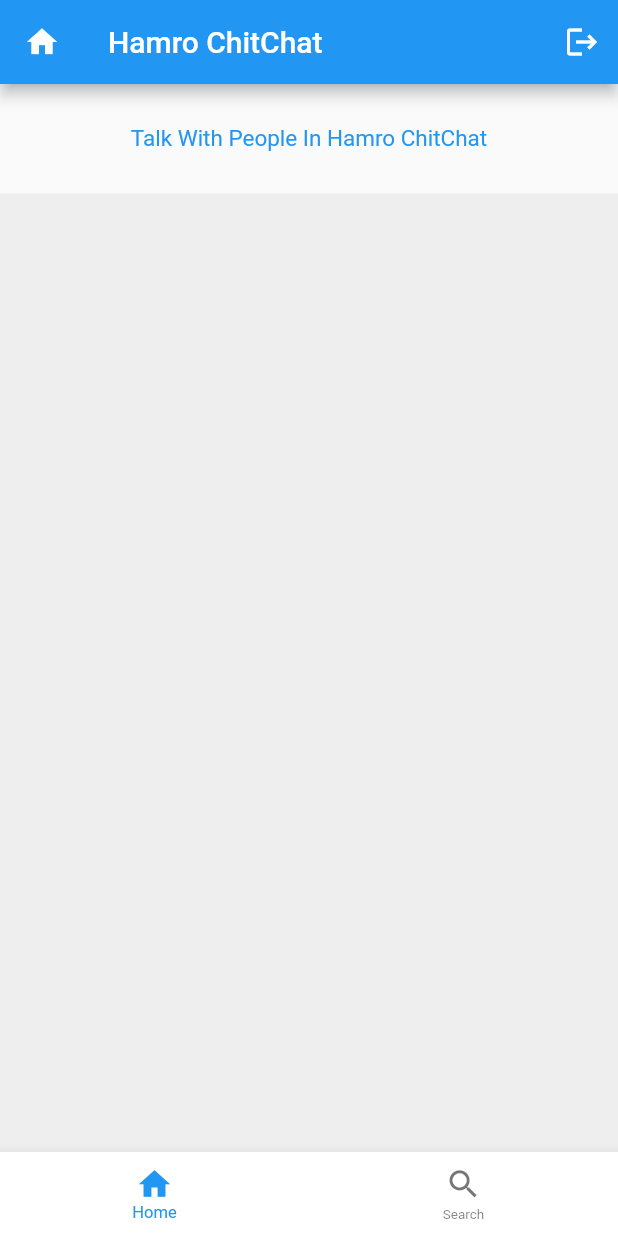
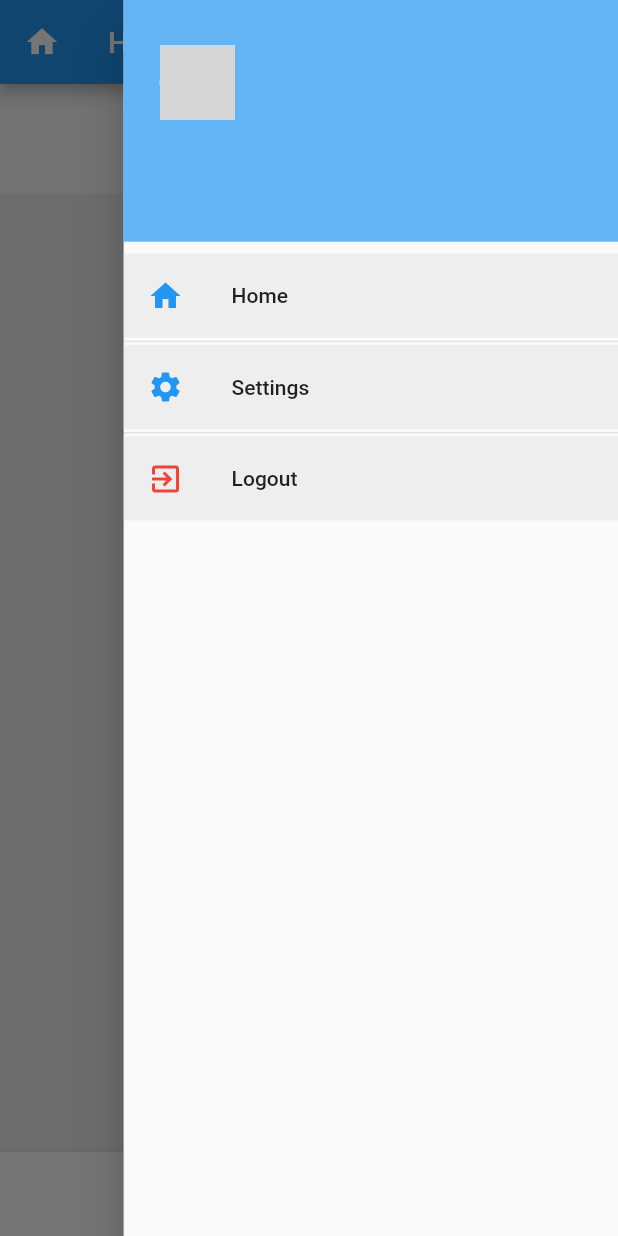
Before and after one commit to Shirshak-Ach/Hamro-Chitchat, a Flutter app: the BottomNavigation screen opened directly, with the side drawer open (before the commit the screen has no drawer), on a phone screen of 412 x 824 dp. Run offline on Flutter 3.47's test engine with Material 2 defaults, Android fonts, the phone set to English and light mode, and no system bars; our stand-ins replace cloud_firestore, firebase_auth, firebase_core, firebase_database, google_sign_in; accounts and stored records are empty; network calls fail; grey boxes are pictures that could not be loaded.

Commit message:
Bottom Navigation bar with drawer

```diff
--- a/lib/Screen/BottomNavigation.dart
+++ b/lib/Screen/BottomNavigation.dart
@@ -1,3 +1,4 @@
+import 'package:firebase_auth/firebase_auth.dart';
 import 'package:flutter/material.dart';
 import 'package:hamro_chitchat/Screen/HomeScreen.dart';
 import 'package:hamro_chitchat/Screen/Search.dart';
@@ -10,7 +11,6 @@ class BottomNavigation extends StatefulWidget {
 
 class _BottomNavigationState extends State<BottomNavigation> {
   int _currentIndex = 0;
-
   final tabs = [
     HomeScreen(),
     SearchScreen(),
@@ -28,13 +28,8 @@ class _BottomNavigationState extends State<BottomNavigation> {
             },
             icon: Icon(Icons.home)),
         title: Text("Hamro ChitChat"),
-        actions: [
-          IconButton(
-              onPressed: () => logOut(context),
-              tooltip: 'LogOut',
-              icon: Icon(Icons.logout)),
-        ],
       ),
+      endDrawer: MyDrawer(),
       body: tabs[_currentIndex],
       bottomNavigationBar: BottomNavigationBar(
         currentIndex: _currentIndex,
@@ -62,3 +57,105 @@ class _BottomNavigationState extends State<BottomNavigation> {
     );
   }
 }
+
+class MyDrawer extends StatelessWidget {
+  final Function onTap;
+  FirebaseAuth _auth = FirebaseAuth.instance;
+  MyDrawer({this.onTap});
+  @override
+  Widget build(BuildContext context) {
+    return SizedBox(
+      width: MediaQuery.of(context).size.width * 0.8,
+      child: Drawer(
+        child: Column(
+          crossAxisAlignment: CrossAxisAlignment.stretch,
+          children: [
+            DrawerHeader(
+              decoration: BoxDecoration(color: Colors.blue[300]),
+              child: Padding(
+                padding: EdgeInsets.all(8),
+                child: Column(
+                  crossAxisAlignment: CrossAxisAlignment.start,
+                  mainAxisAlignment: MainAxisAlignment.end,
+                  children: <Widget>[
+                    Container(
+                      width: 50,
+                      height: 50,
+                      child: CircleAvatar(
+                        backgroundColor: Colors.white,
+                        backgroundImage: NetworkImage(
+                            'https://www.naps.com.au/media/1060/user-icon-placeholder-1.png?width=360&height=400&anchor=center&mode=crop'),
+                      ),
+                    ),
+                    SizedBox(
+                      height: 15,
+                    ),
+                    Text(
+                      _auth.currentUser.displayName,
+                      style: TextStyle(
+                        fontSize: 19,
+                        fontWeight: FontWeight.w800,
+                        color: Colors.white,
+                      ),
+                    ),
+                    SizedBox(
+                      height: 10,
+                    ),
+                    Text(
+                      _auth.currentUser.email,
+                      style: TextStyle(
+                        color: Colors.white,
+                        fontSize: 15,
+                      ),
+                    )
+                  ],
+                ),
+              ),
+            ),
+            Ink(
+              color: Colors.grey[200],
+              child: ListTile(
+                leading: Icon(
+                  Icons.home,
+                  color: Colors.blue,
+                ),
+                title: Text('Home'),
+                onTap: () => Navigator.pop(context),
+              ),
+            ),
+            Divider(
+              height: 5,
+            ),
+            Ink(
+              color: Colors.grey[200],
+              child: ListTile(
+                leading: Icon(
+                  Icons.settings,
+                  color: Colors.blue,
+                ),
+                title: Text('Settings'),
+                onTap: () => Navigator.pop(context),
+              ),
+            ),
+            Divider(
+              height: 5,
+            ),
+            Ink(
+              color: Colors.grey[200],
+              child: ListTile(
+                leading: Icon(
+                  Icons.exit_to_app,
+                  color: Colors.red,
+                ),
+                title: Text(
+                  'Logout',
+                ),
+                onTap: () => logOut(context),
+              ),
+            ),
+          ],
+        ),
+      ),
+    );
+  }
+}
```
